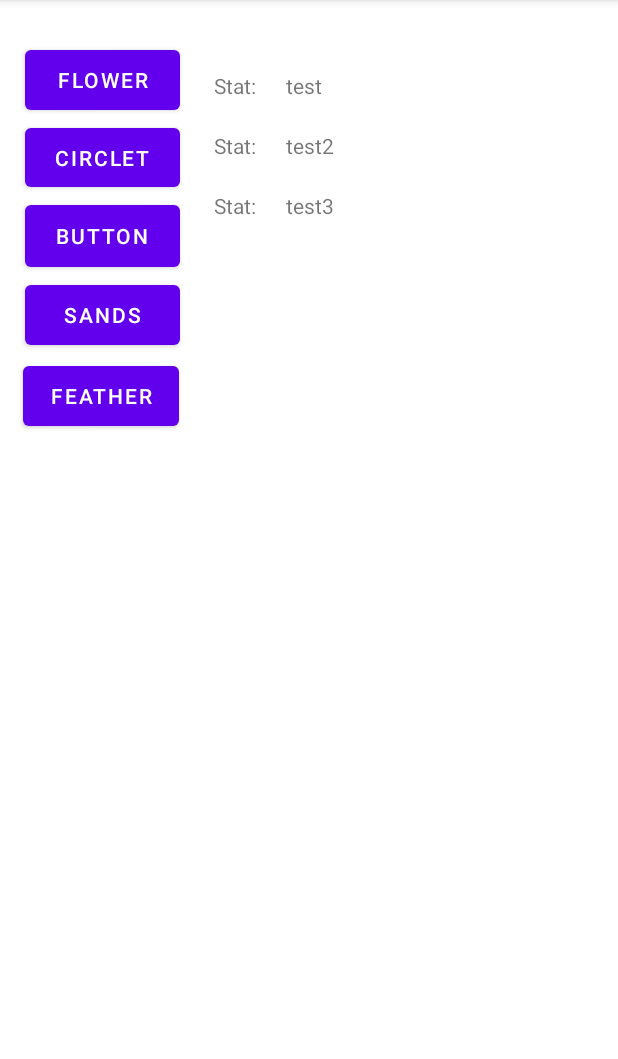
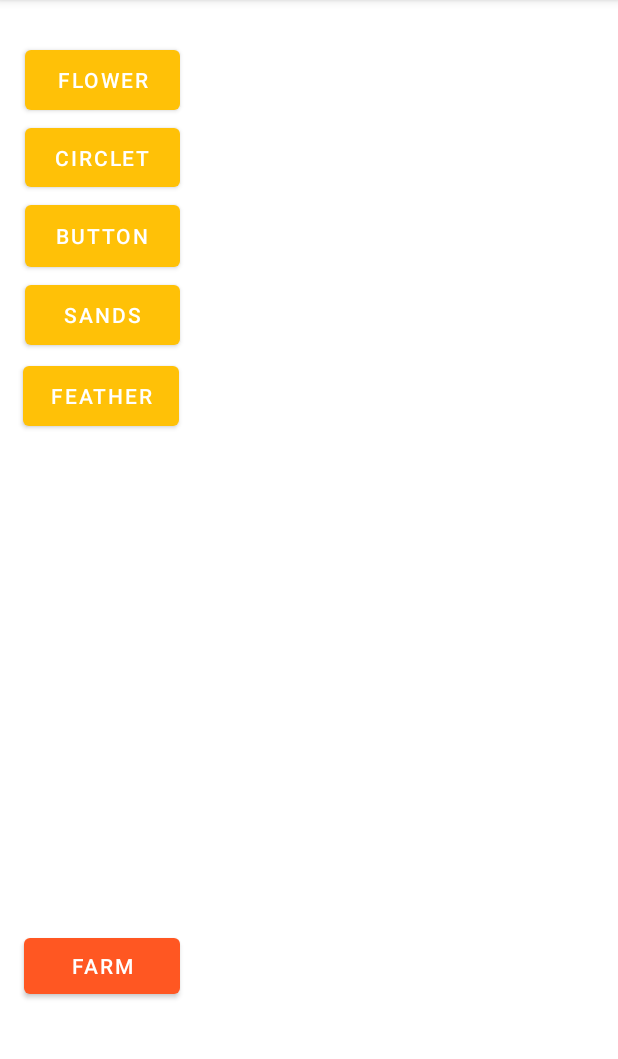
Before and after one commit to c-edh/gacha-helper, an Android app: the FarmArtifact screen opened directly, with no data from a screen before it, on a phone screen of 412 x 824 dp, the part 84-1143 px from its top. Run offline under Robolectric (Android 15) with nearby library versions, the phone set to English and light mode, and no system bars; 1 statement that could not run was skipped.

Commit message:
Adding some UI changes and some empty functions to FarmArtifacts

```diff
--- a/app/src/main/java/edu/csustan/cs3810/gacha_helper/FarmArtifact.java
+++ b/app/src/main/java/edu/csustan/cs3810/gacha_helper/FarmArtifact.java
@@ -23,18 +23,37 @@ public class FarmArtifact extends AppCompatActivity {
     protected void onCreate(Bundle savedInstanceState) {
         super.onCreate(savedInstanceState);
         setContentView(R.layout.activity_farm_artifact);
-
         recyclerView = findViewById(R.id.recyclerView);
-
         artifactStatList = new ArrayList<>();
-
         setStat();
-
         setAdapter();
 
     }
+    public void getFlowerStats(View view){
+        createUserBuild("Flower of Life");
+    }
+    //Circlet Button
+    public void getCircletOfLogosStats(View view){
 
-    private void setStat() {
+    }
+    //Goblet Button
+    public void getGobletOfEonothemStats(View view){
+
+    }
+    //Feather
+    public void getPlumeOfDeathStats(View view){
+
+    }
+    //Sands of Eon Button
+    public void getSandsOfEonStats(View view){
+
+    }
+
+
+
+
+
+    private void setStat(ArrayList<String> Stats) {
         //add stats to artifactStat list here
 
         //artifactStatList.add(stat) <- example
--- a/app/src/main/res/layout/activity_farm_artifact.xml
+++ b/app/src/main/res/layout/activity_farm_artifact.xml
@@ -15,6 +15,7 @@
         android:layout_marginStart="16dp"
         android:layout_marginEnd="2dp"
         android:text="Circlet"
+        app:backgroundTint="#FFC107"
         app:layout_constraintEnd_toStartOf="@+id/recyclerView"
         app:layout_constraintStart_toStartOf="parent"
         app:layout_constraintTop_toBottomOf="@+id/flowerFarmButton" />
@@ -27,6 +28,7 @@
         android:layout_marginTop="27dp"
         android:layout_marginEnd="2dp"
         android:text="Flower"
+        app:backgroundTint="#FFC107"
         app:layout_constraintEnd_toStartOf="@+id/recyclerView"
         app:layout_constraintStart_toStartOf="parent"
         app:layout_constraintTop_toTopOf="parent" />
@@ -38,6 +40,7 @@
         android:layout_marginStart="16dp"
         android:layout_marginEnd="2dp"
         android:text="Button"
+        app:backgroundTint="#FFC107"
         app:layout_constraintEnd_toStartOf="@+id/recyclerView"
         app:layout_constraintStart_toStartOf="parent"
         app:layout_constraintTop_toBottomOf="@+id/circletFarmButton"
@@ -51,6 +54,7 @@
         android:layout_marginTop="2dp"
         android:layout_marginEnd="2dp"
         android:text="Feather"
+        app:backgroundTint="#FFC107"
         app:layout_constraintEnd_toStartOf="@+id/recyclerView"
         app:layout_constraintStart_toStartOf="parent"
         app:layout_constraintTop_toBottomOf="@+id/sandsFarmButton" />
@@ -62,6 +66,7 @@
         android:layout_marginStart="16dp"
         android:layout_marginEnd="2dp"
         android:text="Sands"
+        app:backgroundTint="#FFC107"
         app:layout_constraintEnd_toStartOf="@+id/recyclerView"
         app:layout_constraintStart_toStartOf="parent"
         app:layout_constraintTop_toBottomOf="@+id/gobletFarmButton" />
@@ -77,4 +82,17 @@
         app:layout_constraintStart_toEndOf="@+id/featherFarmButton"
         app:layout_constraintTop_toTopOf="parent" />
 
+    <Button
+        android:id="@+id/farmButton"
+        android:layout_width="104dp"
+        android:layout_height="49dp"
+        android:layout_marginStart="16dp"
+        android:layout_marginTop="329dp"
+        android:layout_marginEnd="2dp"
+        android:text="Farm"
+        app:backgroundTint="#FF5722"
+        app:layout_constraintEnd_toStartOf="@+id/recyclerView"
+        app:layout_constraintStart_toStartOf="parent"
+        app:layout_constraintTop_toBottomOf="@+id/featherFarmButton" />
+
 </androidx.constraintlayout.widget.ConstraintLayout>
```
